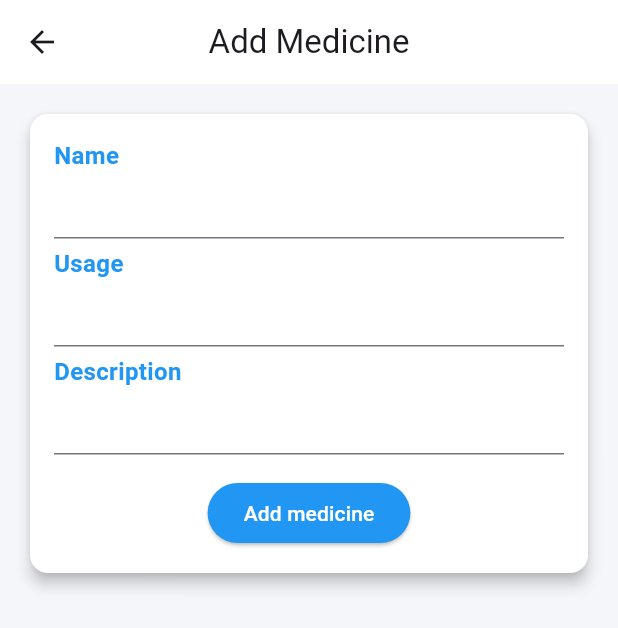
After one commit to nguyenthingocthao1510/heart_attack_detection_fe, a Flutter app: the MedicineModal screen opened directly, on a phone screen of 412 x 824 dp. The commit adds this screen. Shown: the top 628 px of the screen. Run offline on Flutter 3.47's test engine with Material 3 defaults, Android fonts, the phone set to English and light mode, and no system bars; our stand-ins replace animated_background, carousel_slider, data_table_2, dio, dropdown_button2, easy_stepper and 6 more.

Commit message:
fix layout permission and create feature medicine

```diff
--- a/lib/main.dart
+++ b/lib/main.dart
@@ -8,6 +8,7 @@ import 'package:heart_attack_detection_fe/pages/admin/Register/index.dart';
 import 'package:heart_attack_detection_fe/pages/admin/UserFooter/index.dart';
 import 'package:heart_attack_detection_fe/pages/category/Doctor/DoctorModal/index.dart';
 import 'package:heart_attack_detection_fe/pages/category/Doctor/index.dart';
+import 'package:heart_attack_detection_fe/pages/category/Medicine/index.dart';
 import 'package:heart_attack_detection_fe/pages/category/Prescription/PrescriptionDetail/index.dart';
 import 'package:heart_attack_detection_fe/pages/category/Prescription/PrescriptionModal/index.dart';
 import 'package:heart_attack_detection_fe/pages/category/Prescription/index.dart';
@@ -52,7 +53,7 @@ class MyApp extends StatelessWidget {
   @override
   Widget build(BuildContext context) {
     return MaterialApp(
-      title: 'Route',
+      title: 'Healthcare Application',
       theme: ThemeData(
         scaffoldBackgroundColor: Colors.white,
         hoverColor: Colors.white,
@@ -96,6 +97,7 @@ class MyApp extends StatelessWidget {
           });
           return const SizedBox.shrink();
         },
+        medicineRoute: (context) => const MedicinePage(),
         notFoundRoute: (context) => const Error404Screen(),
         diagnosisRoute: (context) => const Prediction(),
       },
--- a/lib/pages/admin/PermissionAuthorization/PermissionTableAuthorization/PermisisonTable/index.dart
+++ b/lib/pages/admin/PermissionAuthorization/PermissionTableAuthorization/PermisisonTable/index.dart
@@ -48,9 +48,9 @@ class _PermissionTableState extends State<PermissionTable> {
       headingRowHeight: 35,
       columns: [
         DataColumn2(
-            fixedWidth: 20,
+            fixedWidth: 50,
             label: Center(
-              child: Text(''),
+              child: Icon(Icons.check_box_outline_blank, color: Colors.black),
             )),
         DataColumn2(
             label: SizedBox(
--- /dev/null
+++ b/lib/pages/category/Medicine/MedicineModal/index.dart
@@ -0,0 +1,240 @@
+import 'package:flutter/material.dart';
+import 'package:heart_attack_detection_fe/models/medicine.d.dart';
+import 'package:heart_attack_detection_fe/routes/route.constant.dart';
+import 'package:heart_attack_detection_fe/services/medicine.dart';
+import 'package:quickalert/quickalert.dart';
+
+class MedicineModal extends StatefulWidget {
+  final Medicine? medicine;
+
+  const MedicineModal({super.key, this.medicine});
+
+  @override
+  State<MedicineModal> createState() => _MedicineModalState();
+}
+
+class _MedicineModalState extends State<MedicineModal> {
+  late TextEditingController nameController;
+  late TextEditingController usesController;
+  late TextEditingController descriptionController;
+
+  @override
+  void initState() {
+    super.initState();
+
+    nameController = TextEditingController(
+        text: widget.medicine != null ? widget.medicine!.name : '');
+    usesController = TextEditingController(
+        text: widget.medicine != null ? widget.medicine!.uses : '');
+    descriptionController = TextEditingController(
+        text: widget.medicine != null ? widget.medicine!.description : '');
+  }
+
+  @override
+  Widget build(BuildContext context) {
+    final isUpdate = widget.medicine != null;
+    String? name;
+    String? uses;
+    String? description;
+
+    return Scaffold(
+      appBar: AppBar(
+        backgroundColor: Colors.white,
+        title: Text(isUpdate ? 'Update Medicine' : 'Add Medicine'),
+        centerTitle: true,
+      ),
+      body: Container(
+        color: const Color(0xFFF5F6FA),
+        height: MediaQuery.of(context).size.height,
+        child: Padding(
+          padding: const EdgeInsets.all(16.0),
+          child: Align(
+            alignment: Alignment.topCenter,
+            child: Card(
+              elevation: 4,
+              color: Colors.white,
+              shape: RoundedRectangleBorder(
+                borderRadius: BorderRadius.circular(12),
+              ),
+              child: Padding(
+                padding: const EdgeInsets.all(16),
+                child: Column(
+                  crossAxisAlignment: CrossAxisAlignment.start,
+                  mainAxisSize: MainAxisSize.min,
+                  children: [
+                    const Text(
+                      'Name',
+                      style: TextStyle(
+                          fontSize: 16,
+                          fontWeight: FontWeight.bold,
+                          color: Colors.blue),
+                    ),
+                    TextField(
+                      onChanged: (value) {
+                        name = value;
+                      },
+                      cursorColor: Colors.black,
+                      cursorWidth: 0.5,
+                      decoration: const InputDecoration(
+                        isDense: true,
+                        contentPadding: EdgeInsets.symmetric(vertical: 10),
+                        border: UnderlineInputBorder(
+                            borderSide: BorderSide(color: Colors.black)),
+                        focusedBorder: UnderlineInputBorder(
+                          borderSide: BorderSide(color: Colors.lightBlue),
+                        ),
+                      ),
+                      controller: nameController,
+                    ),
+                    const SizedBox(height: 5),
+                    const Text(
+                      'Usage',
+                      style: TextStyle(
+                          fontSize: 16,
+                          fontWeight: FontWeight.bold,
+                          color: Colors.blue),
+                    ),
+                    TextField(
+                      onChanged: (value) {
+                        uses = value;
+                      },
+                      cursorColor: Colors.black,
+                      cursorWidth: 0.5,
+                      decoration: const InputDecoration(
+                        isDense: true,
+                        contentPadding: EdgeInsets.symmetric(vertical: 10),
+                        border: UnderlineInputBorder(
+                            borderSide: BorderSide(color: Colors.black)),
+                        focusedBorder: UnderlineInputBorder(
+                          borderSide: BorderSide(color: Colors.lightBlue),
+                        ),
+                      ),
+                      controller: usesController,
+                    ),
+                    const SizedBox(height: 5),
+                    const Text(
+                      'Description',
+                      style: TextStyle(
+                          fontSize: 16,
+                          fontWeight: FontWeight.bold,
+                          color: Colors.blue),
+                    ),
+                    TextField(
+                      onChanged: (value) {
+                        description = value;
+                      },
+                      cursorColor: Colors.black,
+                      cursorWidth: 0.5,
+                      decoration: const InputDecoration(
+                        isDense: true,
+                        contentPadding: EdgeInsets.symmetric(vertical: 10),
+                        border: UnderlineInputBorder(
+                            borderSide: BorderSide(color: Colors.black)),
+                        focusedBorder: UnderlineInputBorder(
+                          borderSide: BorderSide(color: Colors.lightBlue),
+                        ),
+                      ),
+                      controller: descriptionController,
+                    ),
+                    const SizedBox(
+                      height: 15,
+                    ),
+                    Center(
+                      child: ElevatedButton(
+                        style: ButtonStyle(
+                            backgroundColor:
+                                WidgetStatePropertyAll(Colors.blue)),
+                        onPressed: () {
+                          if (isUpdate) {
+                            // Update logic
+                            updateMedicine();
+                          } else {
+                            // Add logic
+                            addMedicine();
+                          }
+                        },
+                        child: Text(
+                          isUpdate ? 'Update medicine' : 'Add medicine',
+                          style: TextStyle(color: Colors.white),
+                        ),
+                      ),
+                    ),
+                  ],
+                ),
+              ),
+            ),
+          ),
+        ),
+      ),
+    );
+  }
+
+  void addMedicine() async {
+    try {
+      if (nameController.text.isEmpty ||
+          usesController.text.isEmpty ||
+          descriptionController.text.isEmpty) {
+        ScaffoldMessenger.of(context).showSnackBar(const SnackBar(
+            content: Text('Please enter information of medicine!')));
+        return;
+      }
+
+      await MedicineAPI.createMedicine(
+        nameController.text,
+        usesController.text,
+        descriptionController.text,
+      );
+
+      QuickAlert.show(
+        context: context,
+        type: QuickAlertType.success,
+        text: 'Medicine created successfully!',
+        onConfirmBtnTap: () {
+          Navigator.pushNamed(context, medicineRoute);
+        },
+      );
+    } catch (e) {
+      QuickAlert.show(
+        context: context,
+        type: QuickAlertType.error,
+        text: 'Something went wrong!',
+        onConfirmBtnTap: () {
+          Navigator.pushNamed(context, doctorRoute);
+        },
+      );
+    }
+  }
+
+  void updateMedicine() async {
+    try {
+      if (widget.medicine == null) {
+        throw Exception('Medicine ID is missing');
+      }
+
+      await MedicineAPI.updateMedicine(
+        widget.medicine!.id,
+        nameController.text,
+        usesController.text,
+        descriptionController.text,
+      );
+
+      QuickAlert.show(
+        context: context,
+        type: QuickAlertType.success,
+        text: 'Medicine updated successfully!',
+        onConfirmBtnTap: () {
+          Navigator.pushNamed(context, medicineRoute);
+        },
+      );
+    } catch (e) {
+      QuickAlert.show(
+        context: context,
+        type: QuickAlertType.error,
+        text: 'Something went wrong!',
+        onConfirmBtnTap: () {
+          Navigator.pushNamed(context, doctorRoute);
+        },
+      );
+    }
+  }
+}
--- a/lib/routes/route.constant.dart
+++ b/lib/routes/route.constant.dart
@@ -1,7 +1,6 @@
 const String login = '/';
 
 const String adminPageRoute = '/admin';
-// const String registerRoute = '/admin/register';
 const String moduleRoute = '/admin/module-authorization';
 
 const String diagnosisRoute = '/patient/diagnosis-prediction';
@@ -17,3 +16,4 @@ const String prescription = '/prescription';
 const String addPrescription = '/prescription-form';
 const String prescriptionDetail = '/prescription-detail';
 const String doctorRoute = '/doctor';
+const String medicineRoute = '/medicine';
--- a/lib/services/medicine.dart
+++ b/lib/services/medicine.dart
@@ -13,4 +13,95 @@ class MedicineAPI {
     }).toList();
     return medicines;
   }
+
+  static Future<Medicine> getMedicineById(int medicineId) async {
+    final dio = Dio();
+    final url = 'http://127.0.0.1:5000/api/medicine/id=${medicineId}';
+    try {
+      final response = await dio.get(url);
+      if (response.statusCode == 200) {
+        return Medicine.fromMap(response.data['data']);
+      } else {
+        throw Exception('Failed to load medicine');
+      }
+    } catch (e) {
+      print('Error: $e');
+      throw Exception('Error fetching medicine');
+    }
+  }
+
+  static Future<Medicine> createMedicine(
+    String name,
+    String uses,
+    String description,
+  ) async {
+    final dio = Dio();
+    final url = 'http://127.0.0.1:5000/api/medicine/create-information';
+
+    try {
+      final payload = {
+        'name': name,
+        'uses': uses,
+        'description': description,
+      };
+
+      final response = await dio.post(url, data: payload);
+      if (response.statusCode == 200) {
+        print('Create medicine information success');
+        return Medicine.fromMap(response.data);
+      } else {
+        throw Exception(
+            'Failed to create medicine information ${response.statusCode}');
+      }
+    } on DioException catch (e) {
+      if (e.response != null) {
+        print('Status code: ${e.response?.statusCode}');
+        print('Response data: ${e.response?.data}');
+      } else {
+        print('Error sending request: ${e.message}');
+      }
+      throw Exception(
+          'Failed to create doctor information due to DioException');
+    } catch (e) {
+      throw Exception(
+          'Failed to create doctor information due to an unexpected error');
+    }
+  }
+
+  static Future<Medicine> updateMedicine(
+    int? id,
+    String name,
+    String uses,
+    String description,
+  ) async {
+    final dio = Dio();
+    final url =
+        'http://127.0.0.1:5000/api/medicine/update-information/id=${id}';
+
+    try {
+      final payload = {'name': name, 'uses': uses, 'description': description};
+
+      final response = await dio.put(url, data: payload);
+
+      if (response.statusCode == 200) {
+        print('Update medicine information successful');
+        return Medicine.fromMap(response.data);
+      } else {
+        throw Exception(
+            'Failed to update medicine information ${response.statusCode}');
+      }
+    } on DioException catch (e) {
+      if (e.response != null) {
+        print('Status code: ${e.response?.statusCode}');
+        print('Response data: ${e.response?.data}');
+      } else {
+        print('Error sending request: ${e.message}');
+      }
+      throw Exception(
+          'Failed to update medicine information due to DioException');
+    } catch (e) {
+      throw Exception(
+          'Failed to update medicine information due to an unexpected error');
+    }
+  }
 }
```
Also changed, not shown: lib/pages/admin/ModuleAuthorization/ModuleTableAuthorization/ModuleTable/index.dart (+8 -4 lines), lib/pages/admin/PermissionAuthorization/PermissionTableAuthorization/index.dart (+5 -8 lines), lib/pages/category/Medicine/index.dart (added, +104 -0 lines).
